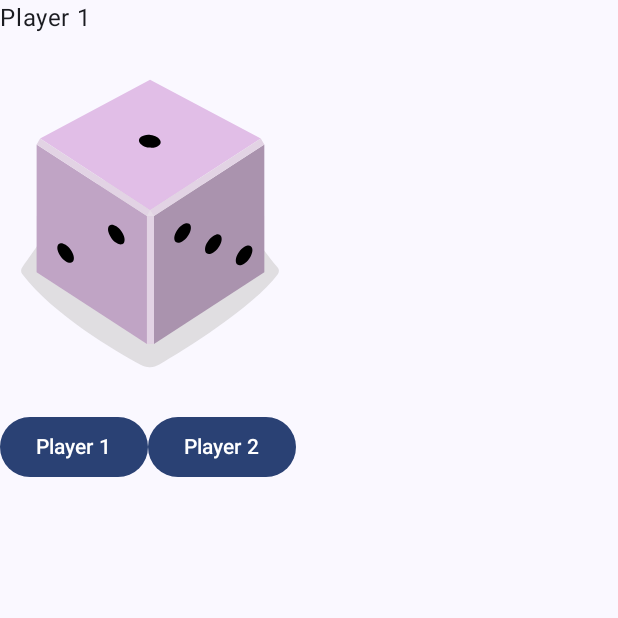
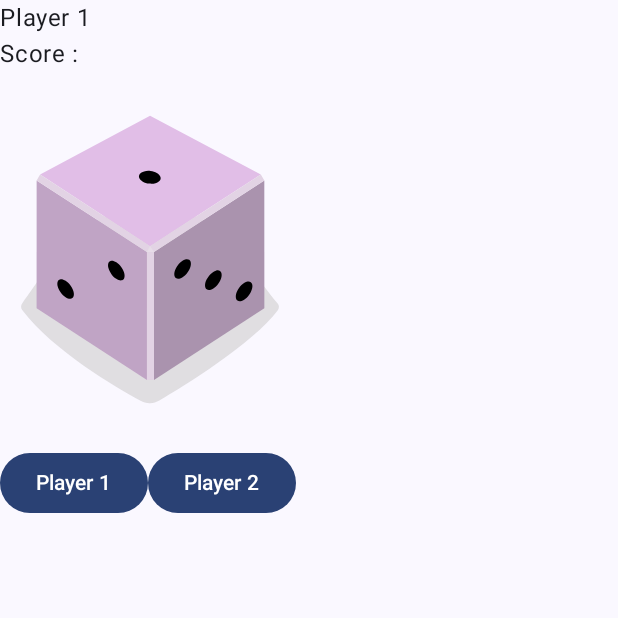
Before and after one commit to itssagnikmukherjee/DiceGame, an Android app built with Jetpack Compose: the screen it shows after launch (MainActivity), on a phone screen of 412 x 824 dp, the top half of it. Run offline under Robolectric (Android 15) with nearby library versions, the phone set to English and light mode, and no system bars.

Commit message:
previewScreenAdded

```diff
--- a/app/src/main/java/com/itssagnikmukherjee/dicegamemultiplayer/MainPreview.kt
+++ b/app/src/main/java/com/itssagnikmukherjee/dicegamemultiplayer/MainPreview.kt
@@ -15,6 +15,7 @@ import androidx.compose.ui.tooling.preview.Preview
 fun MainPreview() {
     Column {
         Text(text = "Player 1")
+        Text(text = "Score : ")
         Image(painter = painterResource(id = R.drawable.dice_1), contentDescription = "")
         Row {
             Button(onClick = { /*TODO*/ }) {
```
